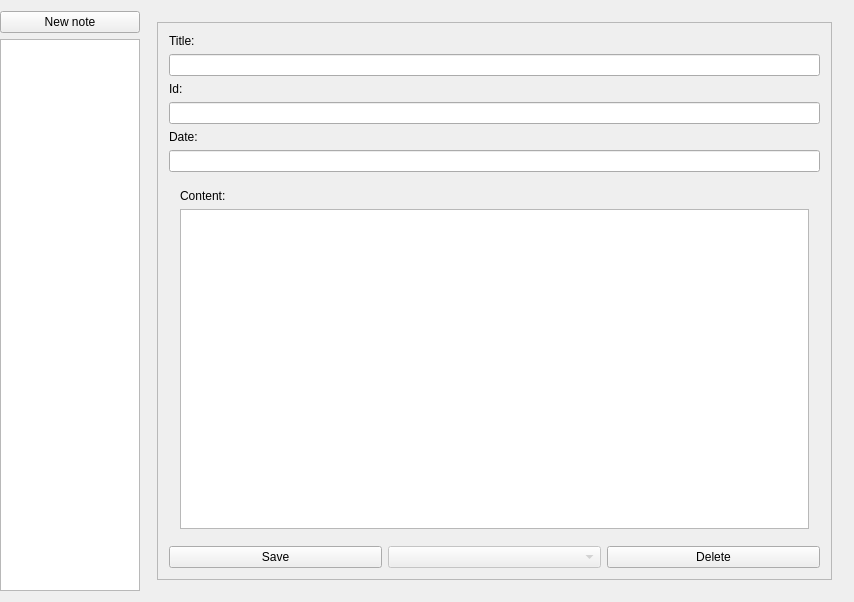
guillaumejounel/PluriNotes, file PluriNotes/plurinotes.ui: the form before one commit.
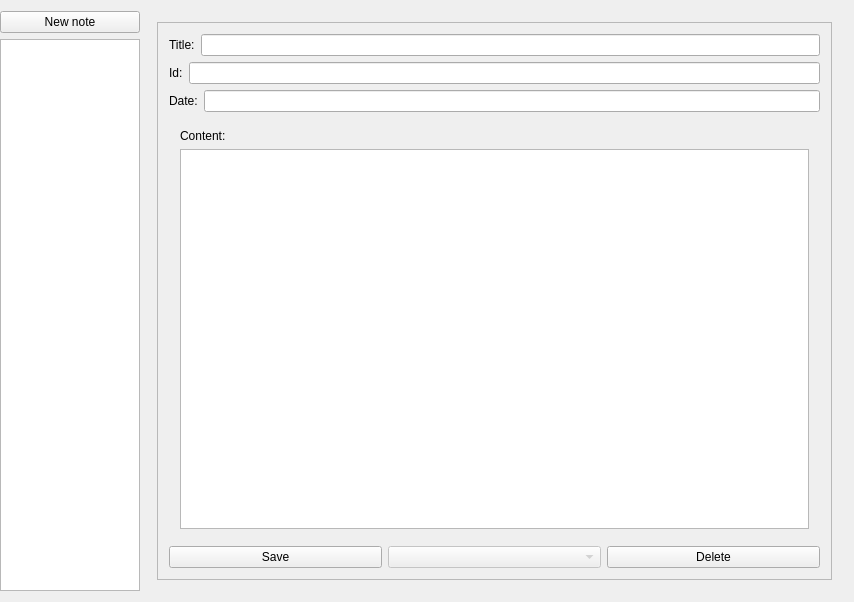
The form after the commit.

Commit message: update to plurinote interface while visualising notes

Diff of the .ui file:
```diff
--- a/PluriNotes/plurinotes.ui
+++ b/PluriNotes/plurinotes.ui
@@ -57,15 +57,25 @@
             <rect>
              <x>0</x>
              <y>0</y>
-             <width>659</width>
-             <height>530</height>
+             <width>679</width>
+             <height>539</height>
             </rect>
            </property>
            <layout class="QHBoxLayout" name="horizontalLayout_2">
             <item>
              <layout class="QVBoxLayout" name="displayNoteWidget">
               <item>
+               <layout class="QVBoxLayout" name="verticalLayout_12">
+                <item>
+                 <layout class="QHBoxLayout" name="horizontalLayout_5">
+                  <item>
                <widget class="QLabel" name="titleDisplayLabel">
+                    <property name="sizePolicy">
+                     <sizepolicy hsizetype="Fixed" vsizetype="Preferred">
+                      <horstretch>0</horstretch>
+                      <verstretch>0</verstretch>
+                     </sizepolicy>
+                    </property>
                 <property name="text">
                  <string>Title:</string>
                 </property>
@@ -74,8 +84,18 @@
               <item>
                <widget class="QLineEdit" name="titleDisplayLineEdit"/>
               </item>
+                 </layout>
+                </item>
+                <item>
+                 <layout class="QHBoxLayout" name="horizontalLayout_6">
               <item>
                <widget class="QLabel" name="idDisplayLabel">
+                    <property name="sizePolicy">
+                     <sizepolicy hsizetype="Fixed" vsizetype="Preferred">
+                      <horstretch>0</horstretch>
+                      <verstretch>0</verstretch>
+                     </sizepolicy>
+                    </property>
                 <property name="text">
                  <string>Id:</string>
                 </property>
@@ -84,8 +104,18 @@
               <item>
                <widget class="QLineEdit" name="idDisplayLineEdit"/>
               </item>
+                 </layout>
+                </item>
+                <item>
+                 <layout class="QHBoxLayout" name="horizontalLayout_4">
               <item>
                <widget class="QLabel" name="dateDisplayLabel">
+                    <property name="sizePolicy">
+                     <sizepolicy hsizetype="Fixed" vsizetype="Preferred">
+                      <horstretch>0</horstretch>
+                      <verstretch>0</verstretch>
+                     </sizepolicy>
+                    </property>
                 <property name="text">
                  <string>Date:</string>
                 </property>
@@ -94,6 +124,10 @@
               <item>
                <widget class="QLineEdit" name="dateDisplayLineEdit"/>
               </item>
+                 </layout>
+                </item>
+               </layout>
+              </item>
               <item>
                <widget class="QStackedWidget" name="noteTypeDisplay">
                 <property name="currentIndex">
```
Left out of the diff: 6 changed lines with no effect on the pictures. Lines whose indentation alone changed are shown as unchanged. The commit also changes 1 other file.
